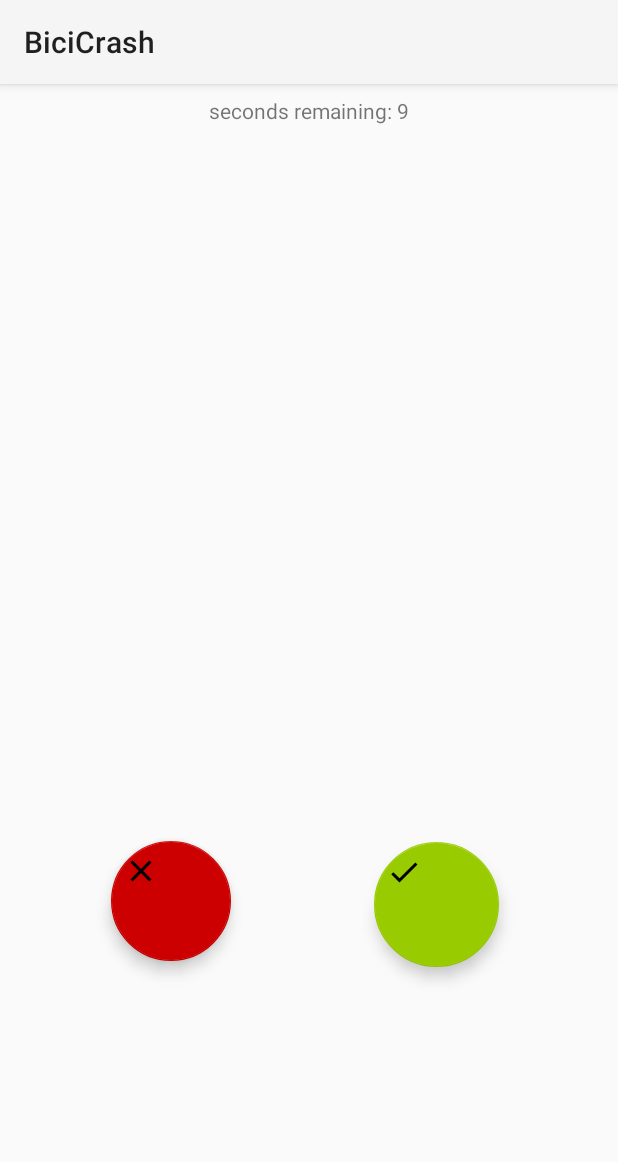
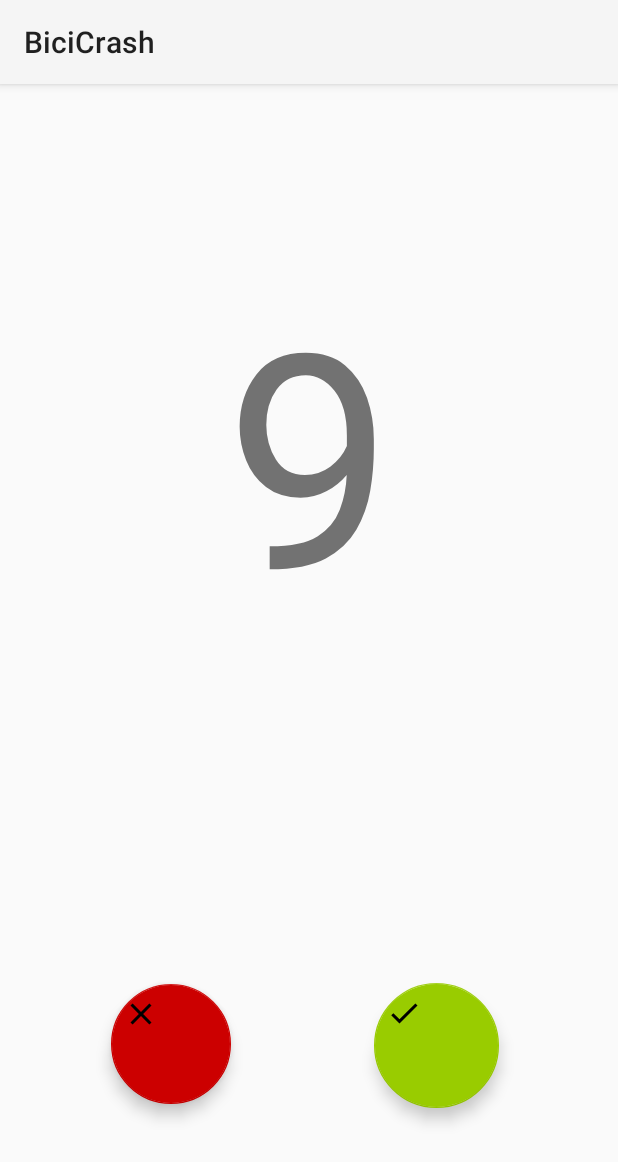
Before and after one commit to Dannysalazarm07/BiciCrash, an Android app: the RegressiveTime screen opened directly, with no data from a screen before it, on a phone screen of 412 x 824 dp. Shown: the top 1162 px of the screen. Run offline under Robolectric (Android 15) with nearby library versions, the light colour scheme and no system bars.

Commit message:
Se agrandan los numeros del tiempo regresivo

```diff
--- a/app/src/main/java/unal/edu/co/bicicrash/Activities/RegressiveTime.java
+++ b/app/src/main/java/unal/edu/co/bicicrash/Activities/RegressiveTime.java
@@ -1,10 +1,9 @@
 package unal.edu.co.bicicrash.Activities;
 
 import android.Manifest;
-import android.app.Activity;
 import android.content.Intent;
 import android.content.pm.PackageManager;
-import android.os.AsyncTask;
+import android.media.MediaPlayer;
 import android.content.SharedPreferences;
 import android.os.CountDownTimer;
 import android.preference.PreferenceManager;
@@ -13,13 +12,10 @@ import android.support.v4.app.ActivityCompat;
 import android.support.v4.content.ContextCompat;
 import android.support.v7.app.AppCompatActivity;
 import android.os.Bundle;
-import android.telephony.SmsManager;
 import android.util.Log;
 import android.view.View;
 import android.widget.TextView;
 import android.widget.Toast;
-
-import com.facebook.share.widget.ShareDialog;
 
 import java.util.ArrayList;
 import java.util.concurrent.ExecutionException;
@@ -29,11 +25,11 @@ import unal.edu.co.bicicrash.Utils.BiciContact;
 import unal.edu.co.bicicrash.business.MenssagerBusiness;
 
 public class RegressiveTime extends AppCompatActivity {
-    TextView timerView;
-    FloatingActionButton aceptButton;
-    FloatingActionButton cancelButton;
-    Intent myInformation;
-    Intent myIntentMail;
+    private TextView timerView;
+    private FloatingActionButton aceptButton;
+    private FloatingActionButton cancelButton;
+    private Intent myInformation;
+    private Intent myIntentMail;
     private int time;
     private String timeShared;
     private SharedPreferences sharedPref;
@@ -45,6 +41,8 @@ public class RegressiveTime extends AppCompatActivity {
     private String name;
     private String number;
     private boolean flag;
+    private boolean soundFlag;
+    private MediaPlayer mTimeMediaPlayer;
 
     @Override
     public void startActivity(Intent intent) {
@@ -65,13 +63,15 @@ public class RegressiveTime extends AppCompatActivity {
         setContentView(R.layout.activity_regressive_time);
 
         flag = true;
+        soundFlag = flag;
 
         timerView = (TextView) findViewById(R.id.timerView);
         aceptButton = (FloatingActionButton) findViewById(R.id.floatingActionButtonAcept);
         cancelButton = (FloatingActionButton) findViewById(R.id.floatingActionButtonClose);
 
+        mTimeMediaPlayer = MediaPlayer.create(getApplicationContext(), R.raw.sound_time);
+
         sharedPref = PreferenceManager.getDefaultSharedPreferences(this);
-
 
         for (int i = 0; i < 5; i++) {
             name = sharedPref.getString("emailName" + String.valueOf(i), "");
@@ -99,11 +99,15 @@ public class RegressiveTime extends AppCompatActivity {
         new CountDownTimer(time, 1000) {
 
             public void onTick(long millisUntilFinished) {
-                timerView.setText("seconds remaining: " + millisUntilFinished / 1000);
+                if(soundFlag){
+                    timerView.setText(String.valueOf(millisUntilFinished / 1000));
+                    mTimeMediaPlayer.start();
+                }else{
+                    this.cancel();
+                }
             }
 
             public void onFinish() {
-                timerView.setText("done!");
                 if(flag){
                     sendAllMessage();
                     startActivity(myInformation);
@@ -125,11 +129,11 @@ public class RegressiveTime extends AppCompatActivity {
         cancelButton.setOnClickListener(new View.OnClickListener() {
             @Override
             public void onClick(View view) {
+                soundFlag = false;
                 Intent intent = new Intent(RegressiveTime.this, MainActivity.class);
                 startActivity(intent);
             }
         });
-
 
     }
 
@@ -137,7 +141,6 @@ public class RegressiveTime extends AppCompatActivity {
         if (arrayPhoneContacts.size() > 0) {
 
             try {
-
                 //verificamos si tenemos los permisos concedidos para enviar un SMS
                 int permissionCheck = ContextCompat.checkSelfPermission(this, Manifest.permission.SEND_SMS);
                 if (permissionCheck != PackageManager.PERMISSION_GRANTED) {
@@ -161,7 +164,6 @@ public class RegressiveTime extends AppCompatActivity {
             Toast.makeText(getApplicationContext(), " No hay números registrados", Toast.LENGTH_SHORT).show();
         }
 
-
         try {
             if (arrayEmailContacts.size() > 0) {
                 Boolean isSentMail = new MenssagerBusiness.mailerTask(arrayEmailContacts, messageWarning).execute().get();
@@ -176,4 +178,11 @@ public class RegressiveTime extends AppCompatActivity {
         }
 
     }
+
+    @Override
+    protected void onPause() {
+        super.onPause();
+        finish();
+        //mTimeMediaPlayer.release();
+    }
 }
--- a/app/src/main/java/unal/edu/co/bicicrash/Fragments/MainFragment.java
+++ b/app/src/main/java/unal/edu/co/bicicrash/Fragments/MainFragment.java
@@ -136,11 +136,12 @@ public class MainFragment extends Fragment{
     @Override
     public void onResume() {
         super.onResume();
+        toggleAcelerometerButtom.setChecked(false);
     }
 
     @Override
     public void onPause() {
         super.onPause();
+        toggleAcelerometerButtom.setChecked(true);
     }
-
 }
--- a/app/src/main/res/layout/activity_regressive_time.xml
+++ b/app/src/main/res/layout/activity_regressive_time.xml
@@ -10,13 +10,14 @@
         android:id="@+id/timerView"
         android:layout_width="wrap_content"
         android:layout_height="wrap_content"
-        android:text="TextView"
+        android:layout_marginLeft="8dp"
         android:layout_marginRight="8dp"
+        android:layout_marginTop="112dp"
+        android:text="00"
+        android:textSize="200dp"
+        app:layout_constraintLeft_toLeftOf="parent"
         app:layout_constraintRight_toRightOf="parent"
-        android:layout_marginLeft="8dp"
-        app:layout_constraintLeft_toLeftOf="parent"
-        app:layout_constraintTop_toTopOf="parent"
-        android:layout_marginTop="8dp" />
+        app:layout_constraintTop_toTopOf="parent" />
 
 
     <android.support.design.widget.FloatingActionButton
```
Also changed, not shown: 1 other file.
